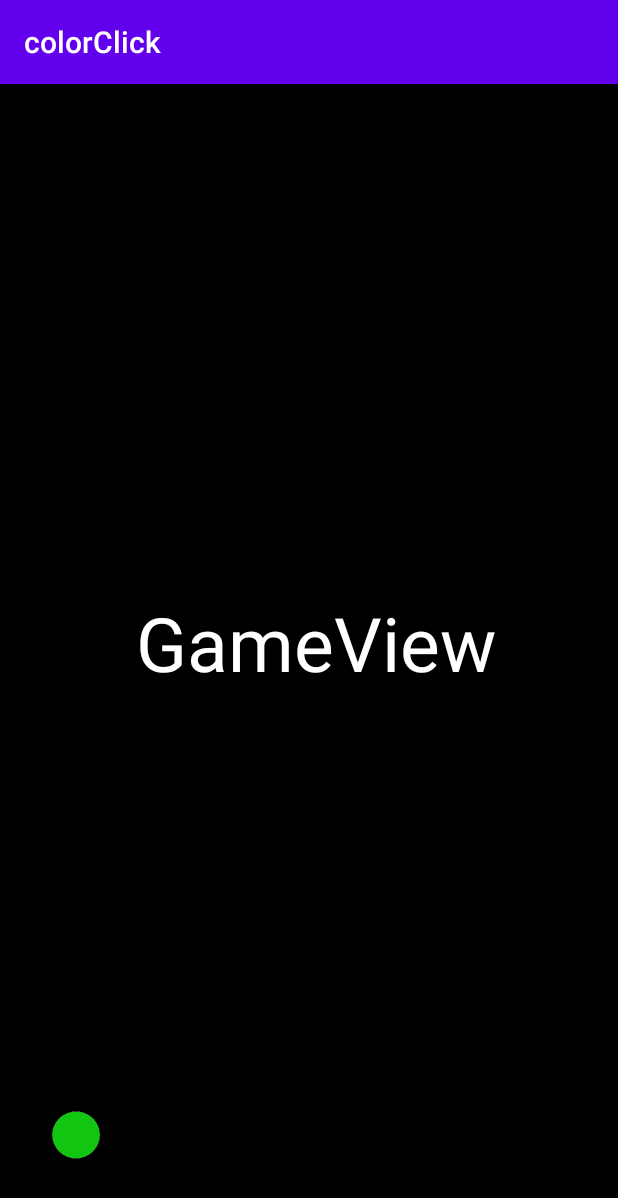
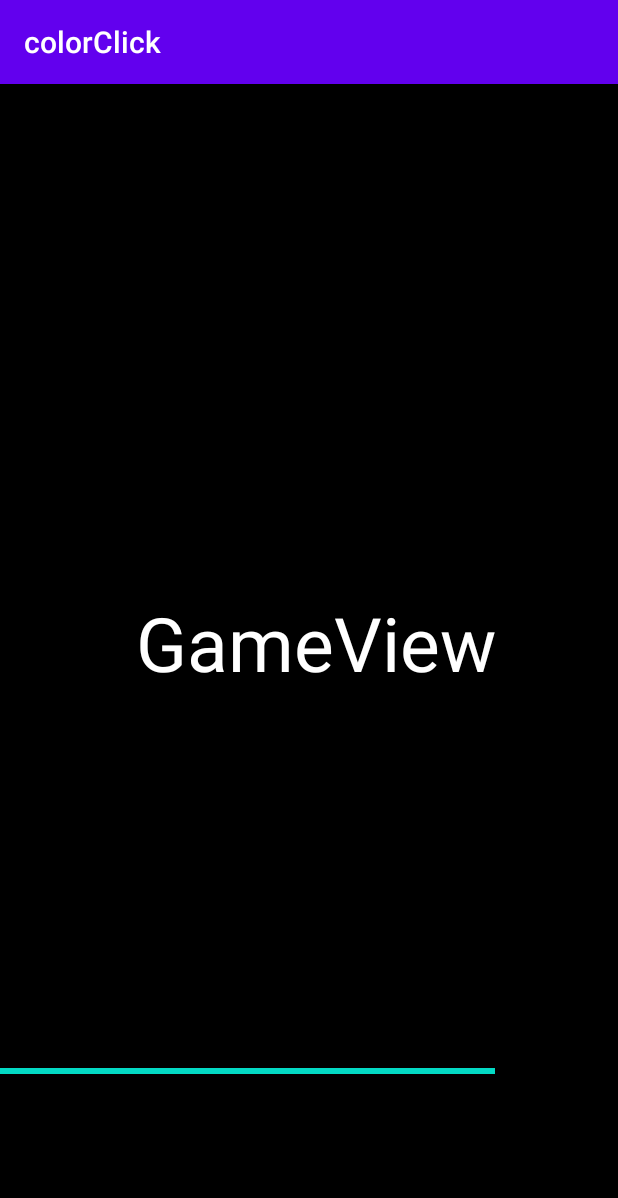
Before and after one commit to NikoLee337/colorClick, an Android app: the GameView screen opened directly, with no data from a screen before it, on a phone screen of 412 x 824 dp. Shown: the top 1198 px of the screen. Run offline under Robolectric (Android 15) with nearby library versions, the phone set to English and light mode, and no system bars.

Commit message:
FIFTH COMMIT: Added a temporary 5 sec timer to the Game View.

```diff
--- a/app/src/main/java/com/example/colorclick/GameView.java
+++ b/app/src/main/java/com/example/colorclick/GameView.java
@@ -4,16 +4,49 @@ import androidx.appcompat.app.AppCompatActivity;
 
 import android.graphics.Color;
 import android.os.Bundle;
+import android.os.CountDownTimer;
+import android.os.Handler;
 import android.view.View;
+import android.widget.ProgressBar;
+import android.widget.TextView;
+
+import java.util.Random;
 
 public class GameView extends AppCompatActivity {
 
+    Handler handler;
+    Runnable runnable;
+    ProgressBar timer;
+    Random random;
 
+    int currentTime = 5000;
+    int startTime = 5000;
 
     @Override
     protected void onCreate(Bundle savedInstanceState) {
         super.onCreate(savedInstanceState);
         setContentView(R.layout.activity_game_view);
 
-    }
+        timer = findViewById(R.id.timer);
+
+        //set the initial timer to 5 seconds
+        timer.setMax(startTime);
+        timer.setProgress(startTime);
+
+
+        handler = new Handler();
+        runnable = new Runnable() {
+            @Override
+            public void run() {
+                currentTime = currentTime - 1000;
+                timer.setProgress(currentTime);
+                if (currentTime > 0) {
+                    handler.postDelayed(runnable, 1000);
+                    }
+                }
+            };
+        handler.postDelayed(runnable, 1000);
+        }
+
+
 }
--- /dev/null
+++ b/app/src/main/res/drawable/countdown_timer.xml
@@ -0,0 +1,10 @@
+<vector xmlns:android="http://schemas.android.com/apk/res/android"
+    android:width="24dp"
+    android:height="24dp"
+    android:viewportWidth="24"
+    android:viewportHeight="24"
+    android:tint="?attr/colorControlNormal">
+  <path
+      android:fillColor="@color/white"
+      android:pathData="M15,1L9,1v2h6L15,1zM11,14h2L13,8h-2v6zM19.03,7.39l1.42,-1.42c-0.43,-0.51 -0.9,-0.99 -1.41,-1.41l-1.42,1.42C16.07,4.74 14.12,4 12,4c-4.97,0 -9,4.03 -9,9s4.02,9 9,9 9,-4.03 9,-9c0,-2.12 -0.74,-4.07 -1.97,-5.61zM12,20c-3.87,0 -7,-3.13 -7,-7s3.13,-7 7,-7 7,3.13 7,7 -3.13,7 -7,7z"/>
+</vector>
--- a/app/src/main/res/layout/activity_game_view.xml
+++ b/app/src/main/res/layout/activity_game_view.xml
@@ -40,18 +40,16 @@
         android:layout_marginRight="0dp"
         android:layout_marginBottom="102dp" />
 
-    <ImageView
-        android:layout_width="98dp"
+
+    <ProgressBar
+        android:id="@+id/timer"
+        style="?android:attr/progressBarStyleHorizontal"
+        android:layout_width="match_parent"
         android:layout_height="wrap_content"
-        android:layout_alignParentTop="true"
-        android:layout_alignParentEnd="true"
-        android:layout_alignParentRight="true"
-        android:layout_alignParentBottom="true"
-        android:layout_marginTop="602dp"
-        android:layout_marginEnd="313dp"
-        android:layout_marginRight="313dp"
-        android:layout_marginBottom="-32dp"
-        android:src="@drawable/greencircle" />
+        android:layout_marginTop="650dp"
+        />
+
+
 
 
 </RelativeLayout>
--- a/app/src/main/res/values/strings.xml
+++ b/app/src/main/res/values/strings.xml
@@ -1,3 +1,5 @@
 <resources>
     <string name="app_name">colorClick</string>
+    <string name="instructions">Beat the timer! Tap on the ALL the color that corresponds to the circle on the bottom-left. As you move on to higher levels, more circle will appear. How far can you get?
+    </string>
 </resources>
```
